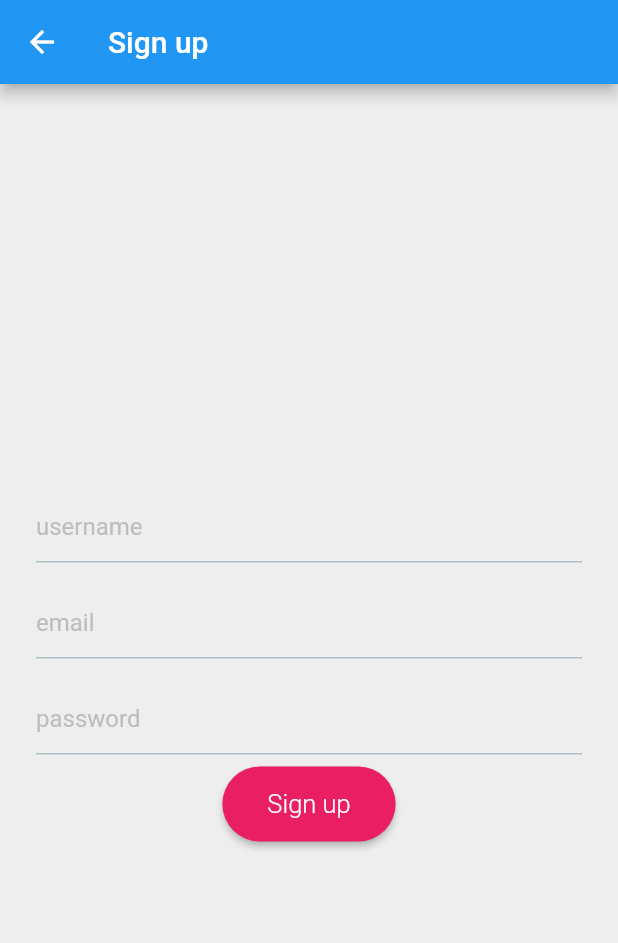
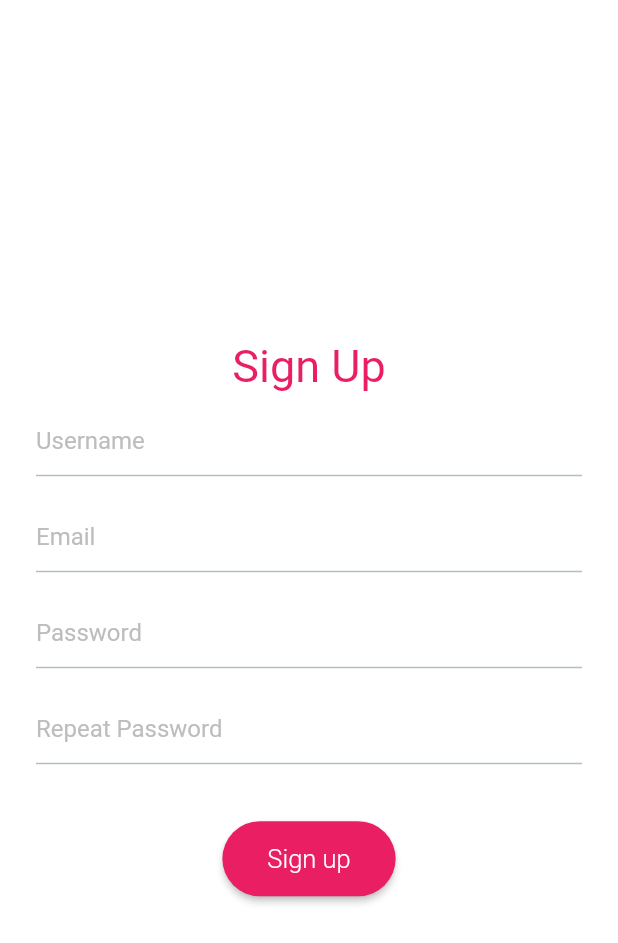
Before and after one commit to jdebecka/movies_flutter, a Flutter app: the SignInScreen screen opened directly, after a tap on "Sign up", on a phone screen of 412 x 824 dp. Shown: the top 943 px of the screen. Run offline on Flutter 3.47's test engine with Material 2 defaults, Android fonts, the phone set to English and light mode, and no system bars; our stand-ins replace firebase_auth, flutter_spinkit, flutter_svg, google_maps_flutter; accounts and stored records are empty; network calls fail.

Commit message:
Login screens UI updates

```diff
--- a/lib/screens/login/sign_in_screen.dart
+++ b/lib/screens/login/sign_in_screen.dart
@@ -6,22 +6,22 @@ import 'package:movies/screens/login/sign_up_screen.dart';
 class SignInScreen extends StatelessWidget {
   @override
   Widget build(BuildContext context) {
-    void _signInButtonPressed() {}
     return Scaffold(
-      appBar: AppBar(
-          title: Text(
-        'Sign in',
-        style: TextStyle(
-          color: Colors.grey[400],
-          fontSize: 40,
-        ),
-      )),
-      backgroundColor: Colors.grey[200],
+      backgroundColor: Colors.white,
       body: Container(
         child: Column(
             mainAxisAlignment: MainAxisAlignment.center,
             crossAxisAlignment: CrossAxisAlignment.center,
             children: [
+              Center(
+                child: Text(
+                  'Sign In',
+                  style: TextStyle(
+                    fontSize: 30,
+                    color: Colors.pink,
+                  ),
+                ),
+              ),
               SignUpForm(),
               Container(
                 margin: EdgeInsets.fromLTRB(0, 14, 0, 0),
@@ -75,7 +75,6 @@ class _SignInFormState extends State<SignUpForm> {
   }
 
   void _singInWithFirebase() async {
-
     try {
       final user = await _auth.signInWithEmailAndPassword(
           email: email, password: password);
@@ -104,7 +103,7 @@ class _SignInFormState extends State<SignUpForm> {
               },
               controller: _emailTextController,
               decoration: InputDecoration(
-                hintText: 'email',
+                hintText: 'Email',
                 hintStyle: TextStyle(color: Colors.grey[400]),
                 enabledBorder: UnderlineInputBorder(
                   borderSide: BorderSide(color: Colors.blueGrey[200]),
@@ -128,7 +127,7 @@ class _SignInFormState extends State<SignUpForm> {
               obscureText: true,
               controller: _passwordTextController,
               decoration: InputDecoration(
-                hintText: 'password',
+                hintText: 'Password',
                 hintStyle: TextStyle(color: Colors.grey[400]),
                 enabledBorder: UnderlineInputBorder(
                   borderSide: BorderSide(color: Colors.blueGrey[200]),
@@ -157,7 +156,11 @@ class _SignInFormState extends State<SignUpForm> {
                 color: buttonEnabled ? Colors.pink : Colors.pink[50],
               ),
               padding: EdgeInsets.fromLTRB(30.0, 15.0, 30.0, 15.0),
-              child: Text('Sign in', style: TextStyle(color: Colors.white, fontSize: 17.0, fontWeight: FontWeight.w300)),
+              child: Text('Sign in',
+                  style: TextStyle(
+                      color: Colors.white,
+                      fontSize: 17.0,
+                      fontWeight: FontWeight.w300)),
             ),
           ),
         ],
--- a/lib/screens/login/sign_up_screen.dart
+++ b/lib/screens/login/sign_up_screen.dart
@@ -1,27 +1,25 @@
-import 'package:firebase_auth/firebase_auth.dart';
 import 'package:flutter/cupertino.dart';
 import 'package:flutter/material.dart';
 
 class SignUpScreen extends StatelessWidget {
   @override
   Widget build(BuildContext context) {
-    void _signInButtonPressed() {}
     return Scaffold(
-      appBar: AppBar(
-        title: Text(
-          'Sign up',
-          style: TextStyle(
-            color: Colors.white,
-            fontSize: 20,
-          ),
-        ),
-      ),
-      backgroundColor: Colors.grey[200],
+      backgroundColor: Colors.white,
       body: Container(
         child: Column(
             mainAxisAlignment: MainAxisAlignment.center,
             crossAxisAlignment: CrossAxisAlignment.center,
             children: [
+              Center(
+                child: Text(
+                  'Sign Up',
+                  style: TextStyle(
+                    fontSize: 30,
+                    color: Colors.pink,
+                  ),
+                ),
+              ),
               SignUpForm(),
             ]),
       ),
@@ -38,7 +36,6 @@ class _SignUpFormState extends State<SignUpForm> {
   final _usernameTextController = TextEditingController();
   final _emailTextController = TextEditingController();
   final _passwordTextController = TextEditingController();
-  final _auth = FirebaseAuth.instance;
   var buttonEnabled = false;
   var username = "";
   var email = "";
@@ -75,8 +72,6 @@ class _SignUpFormState extends State<SignUpForm> {
     try {
       print(email);
       print(password);
-      final newUser = await _auth.createUserWithEmailAndPassword(
-          email: email, password: password);
       int count = 0;
       Navigator.of(context).popUntil((_) => count++ >= 2);
       print("success");
@@ -102,7 +97,7 @@ class _SignUpFormState extends State<SignUpForm> {
               },
               controller: _usernameTextController,
               decoration: InputDecoration(
-                hintText: 'username',
+                hintText: 'Username',
                 hintStyle: TextStyle(color: Colors.grey[400]),
                 enabledBorder: UnderlineInputBorder(
                   borderSide: BorderSide(color: Colors.blueGrey[200]),
@@ -125,7 +120,7 @@ class _SignUpFormState extends State<SignUpForm> {
               },
               controller: _emailTextController,
               decoration: InputDecoration(
-                hintText: 'email',
+                hintText: 'Email',
                 hintStyle: TextStyle(color: Colors.grey[400]),
                 enabledBorder: UnderlineInputBorder(
                   borderSide: BorderSide(color: Colors.blueGrey[200]),
@@ -149,7 +144,7 @@ class _SignUpFormState extends State<SignUpForm> {
               obscureText: true,
               controller: _passwordTextController,
               decoration: InputDecoration(
-                hintText: 'password',
+                hintText: 'Password',
                 hintStyle: TextStyle(color: Colors.grey[400]),
                 enabledBorder: UnderlineInputBorder(
                   borderSide: BorderSide(color: Colors.blueGrey[200]),
@@ -163,9 +158,35 @@ class _SignUpFormState extends State<SignUpForm> {
               ),
             ),
           ),
-          ButtonTheme(
-            shape:
-                RoundedRectangleBorder(borderRadius: BorderRadius.circular(40)),
+          Padding(
+            padding: EdgeInsets.fromLTRB(24.0, 8.0, 24.0, 8.0),
+            child: TextField(
+              onChanged: (password) {
+                this.password = password;
+                _enableButtonIfPossible();
+              },
+              obscureText: true,
+              controller: _passwordTextController,
+              decoration: InputDecoration(
+                hintText: 'Repeat Password',
+                hintStyle: TextStyle(color: Colors.grey[400]),
+                enabledBorder: UnderlineInputBorder(
+                  borderSide: BorderSide(color: Colors.blueGrey[200]),
+                ),
+                focusedBorder: UnderlineInputBorder(
+                  borderSide: BorderSide(color: Colors.blueGrey[900]),
+                ),
+              ),
+              style: TextStyle(
+                color: Colors.blueGrey[600],
+              ),
+            ),
+          ),
+          Container(
+            margin: EdgeInsets.only(top: 30.0),
+            child: ButtonTheme(
+              shape: RoundedRectangleBorder(
+                  borderRadius: BorderRadius.circular(40)),
               child: RaisedButton(
                 onPressed: () {
                   _signUpWithFirebase();
@@ -179,6 +200,7 @@ class _SignUpFormState extends State<SignUpForm> {
                         fontWeight: FontWeight.w300)),
               ),
             ),
+          ),
         ],
       ),
     );
```
Lines whose indentation alone changed are shown as unchanged.
